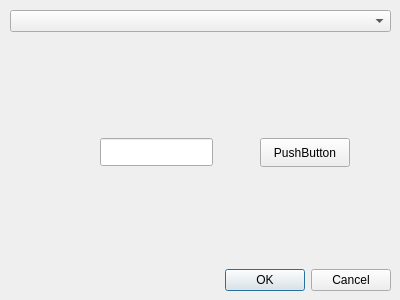
DoonMad/TowerToys, file src/modules/MacroManager/addactiondialog.ui: the form before one commit.
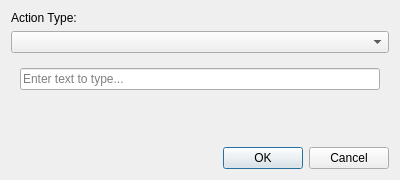
The form after the commit.

Commit message: feat: Implement AddActionDialog and OpenURL, TypeKeystroke actions

```diff
--- a/src/modules/MacroManager/addactiondialog.ui
+++ b/src/modules/MacroManager/addactiondialog.ui
@@ -7,55 +7,82 @@
     <x>0</x>
     <y>0</y>
     <width>400</width>
-    <height>300</height>
+    <height>180</height>
    </rect>
   </property>
   <property name="windowTitle">
    <string>Dialog</string>
   </property>
-  <widget class="QWidget" name="verticalLayoutWidget">
-   <property name="geometry">
-    <rect>
-     <x>10</x>
-     <y>10</y>
-     <width>381</width>
-     <height>281</height>
-    </rect>
-   </property>
-   <layout class="QVBoxLayout" name="verticalLayout">
+  <layout class="QVBoxLayout" name="verticalLayout_3">
+   <item>
+    <widget class="QLabel" name="label">
+     <property name="text">
+      <string>Action Type:</string>
+     </property>
+    </widget>
+   </item>
     <item>
      <widget class="QComboBox" name="actionTypeCombo"/>
     </item>
     <item>
      <widget class="QStackedWidget" name="stackedWidget">
-      <widget class="QWidget" name="page">
-       <widget class="QPushButton" name="pushButton">
-        <property name="geometry">
-         <rect>
-          <x>250</x>
-          <y>100</y>
-          <width>90</width>
-          <height>29</height>
-         </rect>
-        </property>
+     <property name="currentIndex">
+      <number>2</number>
+     </property>
+     <widget class="QWidget" name="pageOpenApp">
+      <layout class="QHBoxLayout" name="horizontalLayout">
+       <item>
+        <widget class="QLineEdit" name="appPathEdit">
+         <property name="placeholderText">
+          <string>Enter path to application...</string>
+         </property>
+        </widget>
+       </item>
+       <item>
+        <widget class="QPushButton" name="browseAppButton">
         <property name="text">
-         <string>PushButton</string>
-        </property>
-       </widget>
-       <widget class="QLineEdit" name="lineEdit">
-        <property name="geometry">
-         <rect>
-          <x>90</x>
-          <y>100</y>
-          <width>113</width>
-          <height>28</height>
-         </rect>
-        </property>
-       </widget>
-      </widget>
-      <widget class="QWidget" name="page_2"/>
-      <widget class="QWidget" name="page_3"/>
-     </widget>
+          <string>Browse...</string>
+         </property>
+        </widget>
+       </item>
+      </layout>
+     </widget>
+     <widget class="QWidget" name="pageOpenUrl">
+      <layout class="QVBoxLayout" name="verticalLayout">
+       <item>
+        <widget class="QLineEdit" name="urlEdit">
+         <property name="placeholderText">
+          <string>Enter URL (e.g., http://google.com)</string>
+         </property>
+        </widget>
+       </item>
+      </layout>
+     </widget>
+     <widget class="QWidget" name="pageTypeKeystroke">
+      <layout class="QVBoxLayout" name="verticalLayout_2">
+       <item>
+        <widget class="QLineEdit" name="keystrokeEdit">
+         <property name="placeholderText">
+          <string>Enter text to type...</string>
+         </property>
+        </widget>
+       </item>
+      </layout>
+     </widget>
+    </widget>
+   </item>
+   <item>
+    <spacer name="verticalSpacer">
+     <property name="orientation">
+      <enum>Qt::Orientation::Vertical</enum>
+     </property>
+     <property name="sizeHint" stdset="0">
+      <size>
+       <width>20</width>
+       <height>40</height>
+      </size>
+     </property>
+    </spacer>
     </item>
     <item>
      <widget class="QDialogButtonBox" name="buttonBox">
@@ -68,7 +95,6 @@
      </widget>
     </item>
    </layout>
-  </widget>
  </widget>
  <resources/>
  <connections>
```
Left out of the diff: 2 changed lines with no effect on the pictures. Lines whose indentation alone changed are shown as unchanged. The commit also changes 8 other files.
